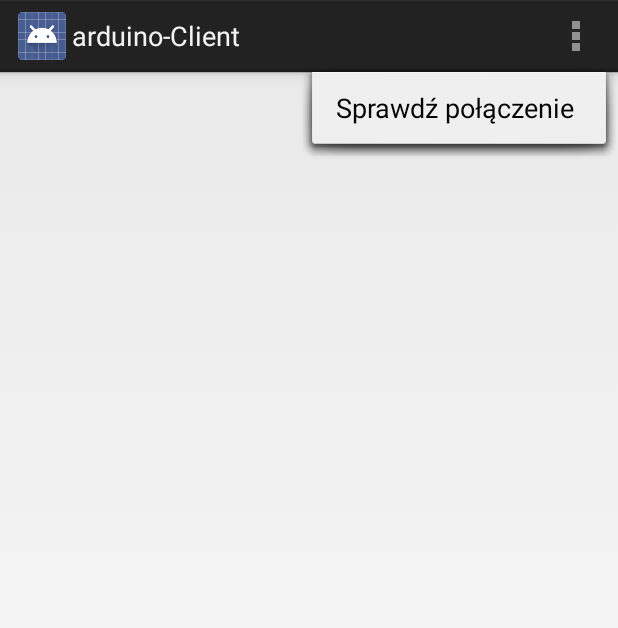
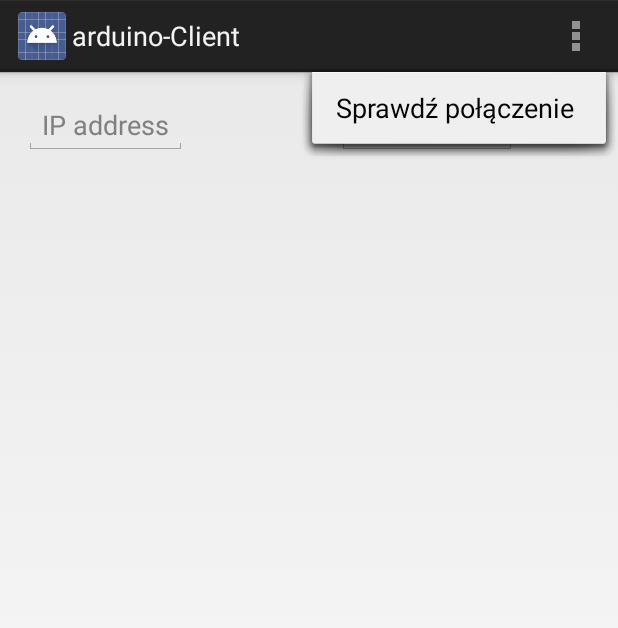
Before and after one commit to Czilis/arduino-project, an Android app: the screen it shows after launch (MainActivity), with the options menu open, on a phone screen of 412 x 824 dp. Shown: the top 628 px of the screen. Run offline under Robolectric (Android 15) with nearby library versions, the light colour scheme and no system bars.

Commit message:
Poprawienie activity_main.xml

```diff
--- a/client/src/main/res/layout/activity_main.xml
+++ b/client/src/main/res/layout/activity_main.xml
@@ -1,6 +1,7 @@
 <LinearLayout
-        layout_width=""
-        layout_height="">
+        xmlns:android="http://schemas.android.com/apk/res/android"
+        android:layout_width="match_parent"
+        android:layout_height="wrap_content">
 <LinearLayout xmlns:android="http://schemas.android.com/apk/res/android"
                 xmlns:tools="http://schemas.android.com/tools"
                 android:layout_width="match_parent"
```
